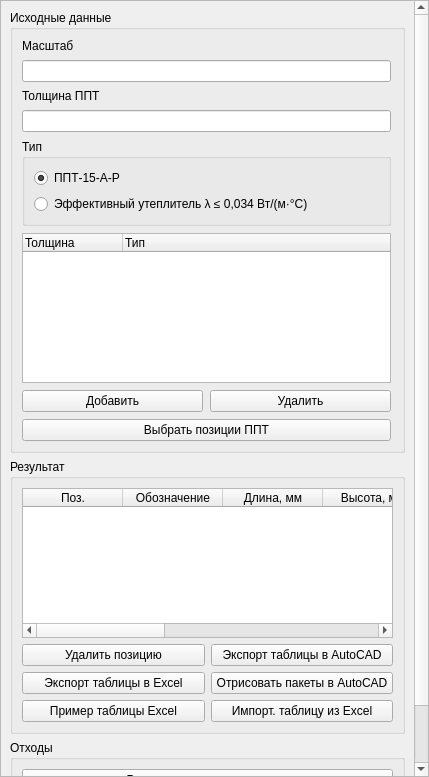
This is assets/uinterface.ui in skysharkk/AutoCad-polystyrene-calculatio as Qt 5 draws it before an edit. The edited form follows.
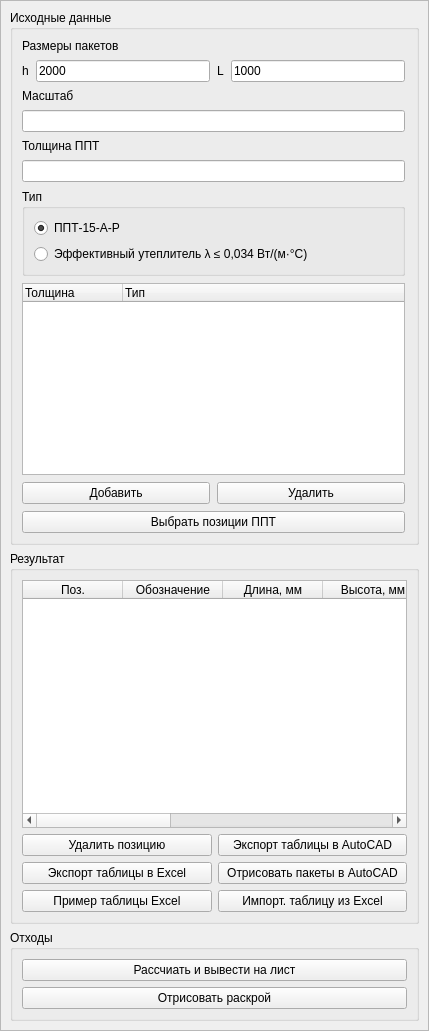
This is the edited form.

What changed in the file:
```diff
--- a/assets/uinterface.ui
+++ b/assets/uinterface.ui
@@ -7,7 +7,7 @@
     <x>0</x>
     <y>0</y>
     <width>429</width>
-    <height>777</height>
+    <height>1031</height>
    </rect>
   </property>
   <property name="minimumSize">
@@ -43,7 +43,7 @@
         <x>0</x>
         <y>0</y>
         <width>427</width>
-        <height>775</height>
+        <height>1029</height>
        </rect>
       </property>
       <layout class="QGridLayout" name="gridLayout_2">
@@ -62,6 +62,51 @@
           <property name="rightMargin">
            <number>11</number>
           </property>
+          <item>
+           <widget class="QLabel" name="label_3">
+            <property name="text">
+             <string>Размеры пакетов</string>
+            </property>
+           </widget>
+          </item>
+          <item>
+           <layout class="QHBoxLayout" name="horizontalLayout" stretch="0,0,0,0">
+            <property name="leftMargin">
+             <number>0</number>
+            </property>
+            <property name="topMargin">
+             <number>0</number>
+            </property>
+            <item>
+             <widget class="QLabel" name="label_4">
+              <property name="text">
+               <string>h</string>
+              </property>
+             </widget>
+            </item>
+            <item>
+             <widget class="QLineEdit" name="init_data_height">
+              <property name="text">
+               <string>2000</string>
+              </property>
+             </widget>
+            </item>
+            <item>
+             <widget class="QLabel" name="label_5">
+              <property name="text">
+               <string>L</string>
+              </property>
+             </widget>
+            </item>
+            <item>
+             <widget class="QLineEdit" name="init_data_width">
+              <property name="text">
+               <string>1000</string>
+              </property>
+             </widget>
+            </item>
+           </layout>
+          </item>
           <item>
            <widget class="QLabel" name="label_2">
             <property name="text">
@@ -80,7 +125,7 @@
            </widget>
           </item>
           <item>
-           <widget class="QLineEdit" name="init_data_width"/>
+           <widget class="QLineEdit" name="init_data_depth"/>
           </item>
           <item>
            <widget class="QGroupBox" name="init_data_type">
```
